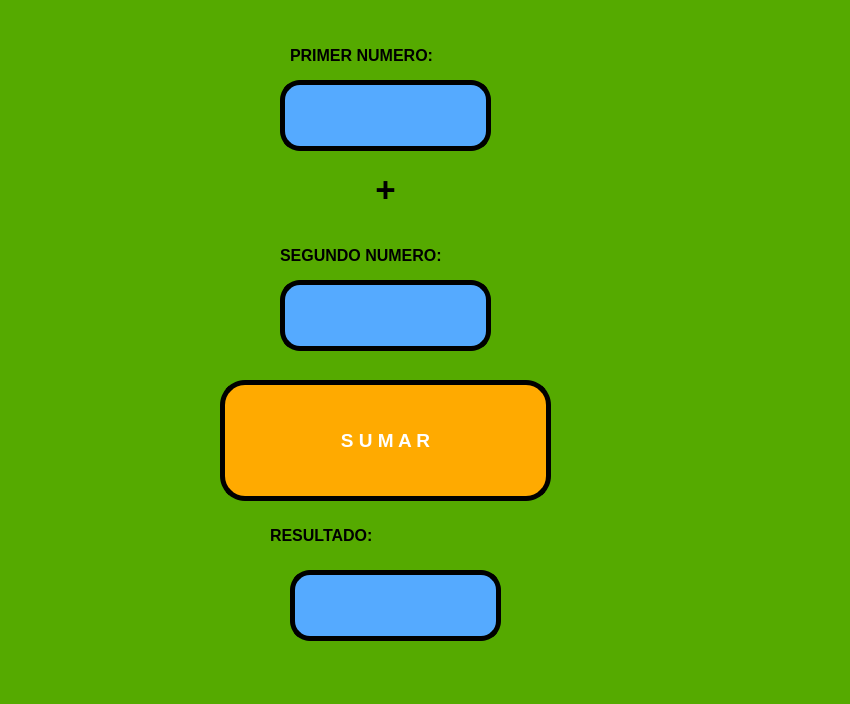
This is Unidad 1/P05_SumaDosNumerosV2/P05_SumaDosNumerosV2.ui in Boxy15/PIP_2025_1_Eq1 as Qt 5 draws it before an edit. The edited form follows.
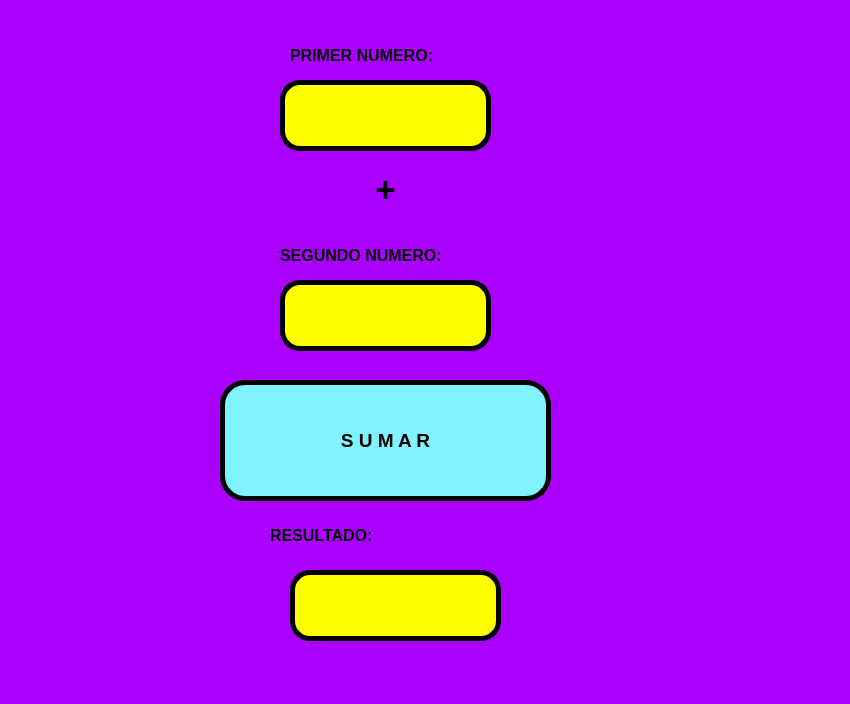
This is the edited form.

```diff
--- a/Unidad 1/P05_SumaDosNumerosV2/P05_SumaDosNumerosV2.ui
+++ b/Unidad 1/P05_SumaDosNumerosV2/P05_SumaDosNumerosV2.ui
@@ -14,7 +14,7 @@
    <string>MainWindow</string>
   </property>
   <property name="styleSheet">
-   <string notr="true">background-color: rgb(85, 170, 0);</string>
+   <string notr="true">background-color: rgb(170, 0, 255);</string>
   </property>
   <widget class="QWidget" name="centralwidget">
    <widget class="QPushButton" name="btn_sumar">
@@ -37,9 +37,7 @@
      <enum>Qt::LeftToRight</enum>
     </property>
     <property name="styleSheet">
-     <string notr="true">background-color: rgb(170, 85, 255);
-background-color: rgb(255, 170, 0);
-color: rgb(255, 255, 255);
+     <string notr="true">background-color: rgb(129, 243, 255);
 border-radius: 25px;
 border:  5px solid black;</string>
     </property>
@@ -73,7 +71,7 @@
      <enum>Qt::LeftToRight</enum>
     </property>
     <property name="styleSheet">
-     <string notr="true">background-color: rgb(85, 170, 255);
+     <string notr="true">background-color: rgb(255, 255, 0);
 border-radius:20px;
 border:  5px solid black;</string>
     </property>
@@ -97,7 +95,7 @@
      <enum>Qt::LeftToRight</enum>
     </property>
     <property name="styleSheet">
-     <string notr="true">background-color: rgb(85, 170, 255);
+     <string notr="true">background-color: rgb(255, 255, 0);
 border-radius:20px;
 border:  5px solid black;</string>
     </property>
@@ -150,7 +148,7 @@
      <enum>Qt::LeftToRight</enum>
     </property>
     <property name="styleSheet">
-     <string notr="true">background-color: rgb(85, 170, 255);
+     <string notr="true">background-color: rgb(255, 255, 0);
 border-radius:20px;
 border:  5px solid black;</string>
     </property>
```
